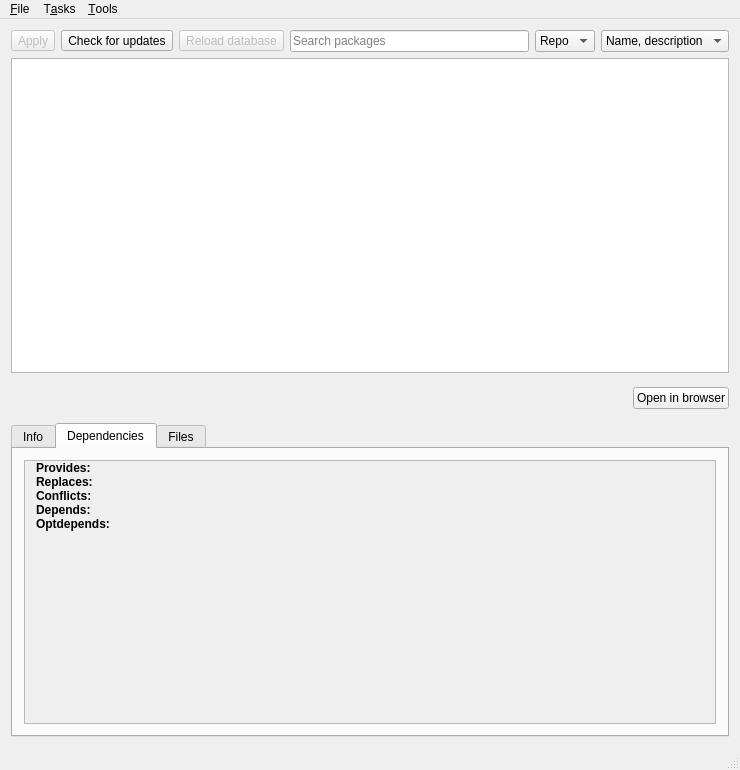
First picture: the form in src/mainwindow.ui, repository Shatur/orson, before the edit.
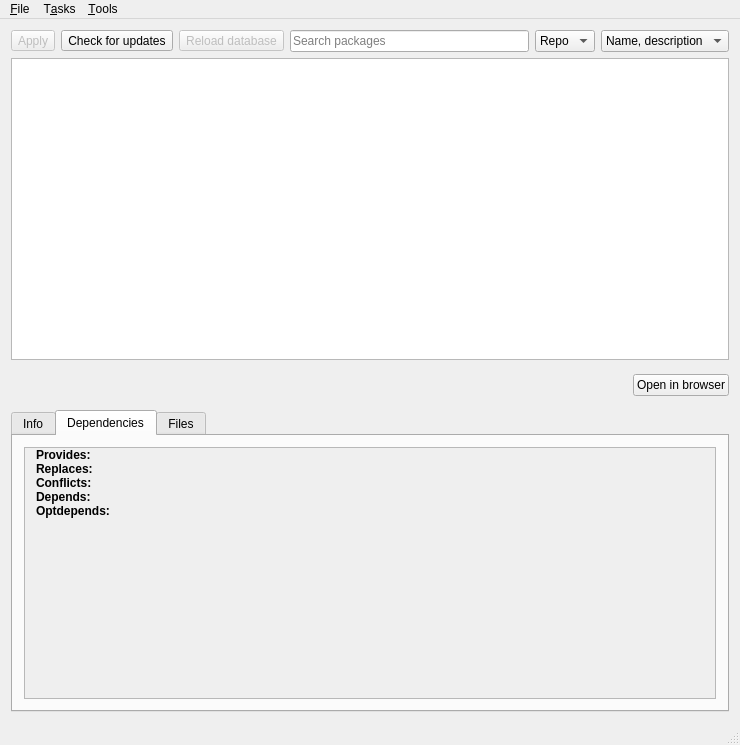
Second picture: the form after the edit. The open tabs and pages were chosen to show the change. Icons and pictures are not drawn. Custom widgets are drawn as their Qt base class.

Commit message: Change default window size

Diff of the .ui file:
```diff
--- a/src/mainwindow.ui
+++ b/src/mainwindow.ui
@@ -7,7 +7,7 @@
     <x>0</x>
     <y>0</y>
     <width>740</width>
-    <height>770</height>
+    <height>745</height>
    </rect>
   </property>
   <property name="windowTitle">
@@ -723,7 +723,7 @@
              <x>0</x>
              <y>0</y>
              <width>704</width>
-             <height>358</height>
+             <height>328</height>
             </rect>
            </property>
            <layout class="QFormLayout" name="depsContentLayout">
```
